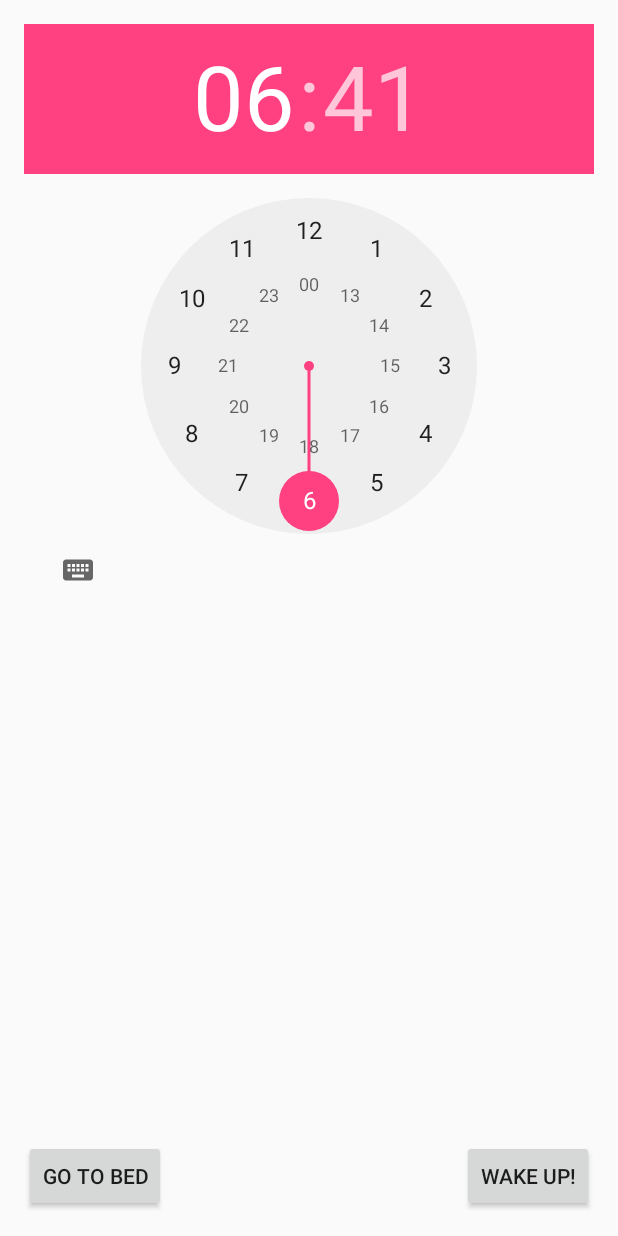
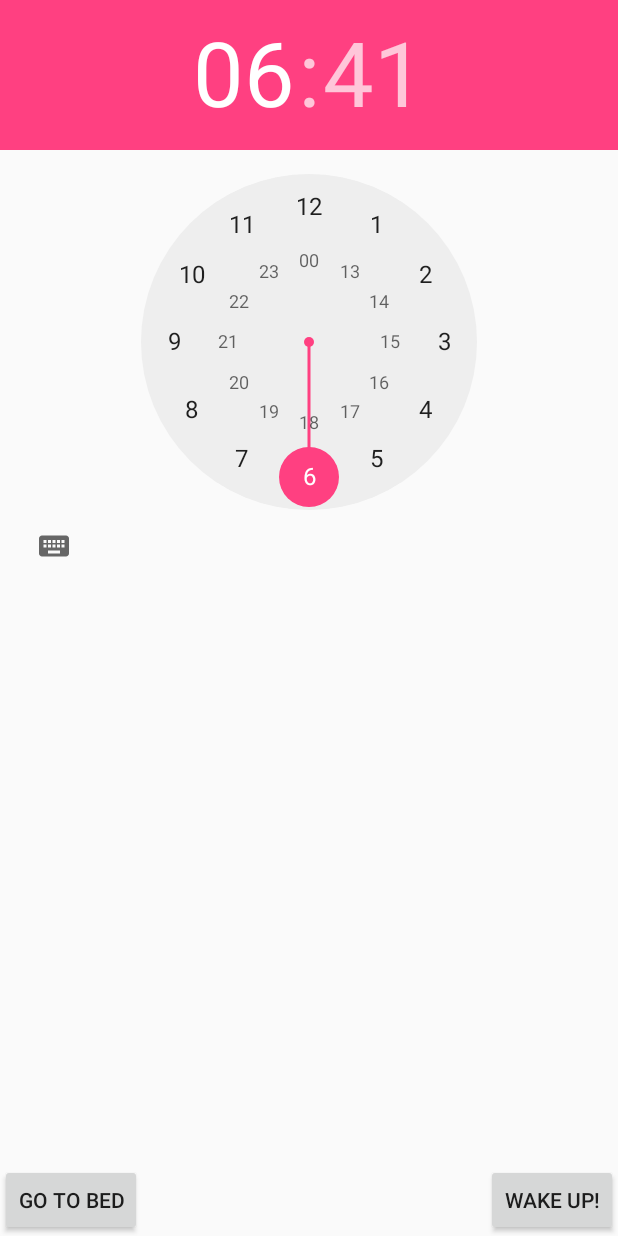
Before and after one commit to alexkahler/SleepAttention, an Android app: the SleepActivity screen opened directly, with no data from a screen before it, after a tap on "GO TO BED", on a phone screen of 412 x 824 dp. Run offline under Robolectric (Android 15) with nearby library versions, the phone set to English and light mode, and no system bars.

```diff
--- a/app/src/main/java/dk/aau/student/b211/sleepattention/HomeActivity.java
+++ b/app/src/main/java/dk/aau/student/b211/sleepattention/HomeActivity.java
@@ -20,11 +20,8 @@ public class HomeActivity extends AppCompatActivity {
         super.onCreate(savedInstanceState);
         setContentView(R.layout.activity_home);
         context = getApplicationContext();
-
         Toolbar toolbar = (Toolbar) findViewById(R.id.toolbar);
-
         findViews();
-
     }
 
     private void findViews() {
@@ -68,6 +65,7 @@ public class HomeActivity extends AppCompatActivity {
         if (id == R.id.action_settings) {
             Toast.makeText(context, "Not yet implemented", Toast.LENGTH_SHORT).show();
             /*
+            TODO: Settings Activity
             Intent i = new Intent(context, SettingsActivity.class);
             startActivity(i);
             return true;
--- a/app/src/main/java/dk/aau/student/b211/sleepattention/SleepActivity.java
+++ b/app/src/main/java/dk/aau/student/b211/sleepattention/SleepActivity.java
@@ -50,7 +50,7 @@ public class SleepActivity extends AppCompatActivity {
         // Initializing the two Buttons in activity_sleep.xml
         Button startsleep = (Button) findViewById(R.id.sleep_startlog_button);
         Button endsleep = (Button) findViewById(R.id.sleep_endlog_button);
-        final SleepRepository database = new SleepRepository(SleepActivity.this);
+        final SleepRepository sleepRepository = new SleepRepository(SleepActivity.this);
         final Date date = new Date();
 //        List<Sleep> sleepList = database.getAllRecords();
 //        Log.v("MOINMOINMOIN", "HALLO HALLO HALLO");
@@ -62,12 +62,12 @@ public class SleepActivity extends AppCompatActivity {
 
                     @Override
                     public void onClick(View v) {
-                        database.insertRecord(33.0, date, 33);
+                        sleepRepository.insertRecord(33.0, date, 33);
                         //Setting Calendar instance with the Hour and Minute that we have picked on the TimePicker
-                        calendar.set(Calendar.HOUR_OF_DAY, alarmtimepicker.getHour());
-                        calendar.set(Calendar.MINUTE, alarmtimepicker.getMinute());
-                        Log.e(".getCurrentHour()", "value of alarmtimepicker.getCurrentHour()=" + alarmtimepicker.getHour());
-                        Log.e(".getCurrentMinute()", "value of alarmtimepicker.getCurrentMinute()=" + alarmtimepicker.getMinute());
+                        calendar.set(Calendar.HOUR_OF_DAY, alarmtimepicker.getCurrentHour());
+                        calendar.set(Calendar.MINUTE, alarmtimepicker.getCurrentMinute());
+                        Log.e(".getCurrentHour()", "value of alarmtimepicker.getCurrentHour()=" + alarmtimepicker.getCurrentHour());
+                        Log.e(".getCurrentMinute()", "value of alarmtimepicker.getCurrentMinute()=" + alarmtimepicker.getCurrentMinute());
 
                         //Put in extra String into Receiver Intent
                         //Tells the Clock that you have pressed the "Go to Bed" button
@@ -103,5 +103,6 @@ public class SleepActivity extends AppCompatActivity {
 //
 //           }
 //        });
+
     }
 }
--- a/app/src/main/res/layout/activity_sleep.xml
+++ b/app/src/main/res/layout/activity_sleep.xml
@@ -3,34 +3,7 @@
     xmlns:tools="http://schemas.android.com/tools"
     android:layout_width="wrap_content"
     android:layout_height="wrap_content"
-    android:paddingBottom="@dimen/activity_vertical_margin"
-    android:paddingLeft="@dimen/activity_horizontal_margin"
-    android:paddingRight="@dimen/activity_horizontal_margin"
-    android:paddingTop="@dimen/activity_vertical_margin"
     tools:context="dk.aau.student.b211.sleepattention.SleepActivity">
-
-    <Button
-        android:layout_width="wrap_content"
-        android:layout_height="wrap_content"
-        android:text="Go to bed"
-        android:id="@+id/sleep_startlog_button"
-
-        android:layout_marginTop="48dp"
-        android:layout_alignParentTop="false"
-        android:layout_alignParentStart="false"
-        android:layout_alignParentBottom="true"
-        android:layout_alignParentRight="false"
-        android:layout_alignParentLeft="true" />
-
-    <Button
-        android:layout_width="wrap_content"
-        android:layout_height="wrap_content"
-        android:text="Wake Up!"
-        android:id="@+id/sleep_endlog_button"
-
-        android:layout_alignParentTop="false"
-        android:layout_alignParentBottom="true"
-        android:layout_alignParentRight="true" />
 
     <TimePicker
         android:layout_width="fill_parent"
@@ -39,4 +12,22 @@
 
         android:layout_alignParentStart="true" />
 
+    <Button
+        android:layout_width="wrap_content"
+        android:layout_height="wrap_content"
+        android:text="Go to bed"
+        android:id="@+id/sleep_startlog_button"
+
+        android:layout_alignParentBottom="true"
+        android:layout_alignParentStart="true" />
+
+    <Button
+        android:layout_width="wrap_content"
+        android:layout_height="wrap_content"
+        android:text="Wake Up!"
+        android:id="@+id/sleep_endlog_button"
+
+        android:layout_alignParentBottom="true"
+        android:layout_alignParentEnd="true" />
+
 </RelativeLayout>
```
Also changed, not shown: app/src/main/java/dk/aau/student/b211/sleepattention/AttentionActivity.java (+6 -2 lines), app/src/main/java/dk/aau/student/b211/sleepattention/StatisticsActivity.java (+7 -14 lines), app/src/main/res/layout/activity_home.xml (+6 -9 lines).
